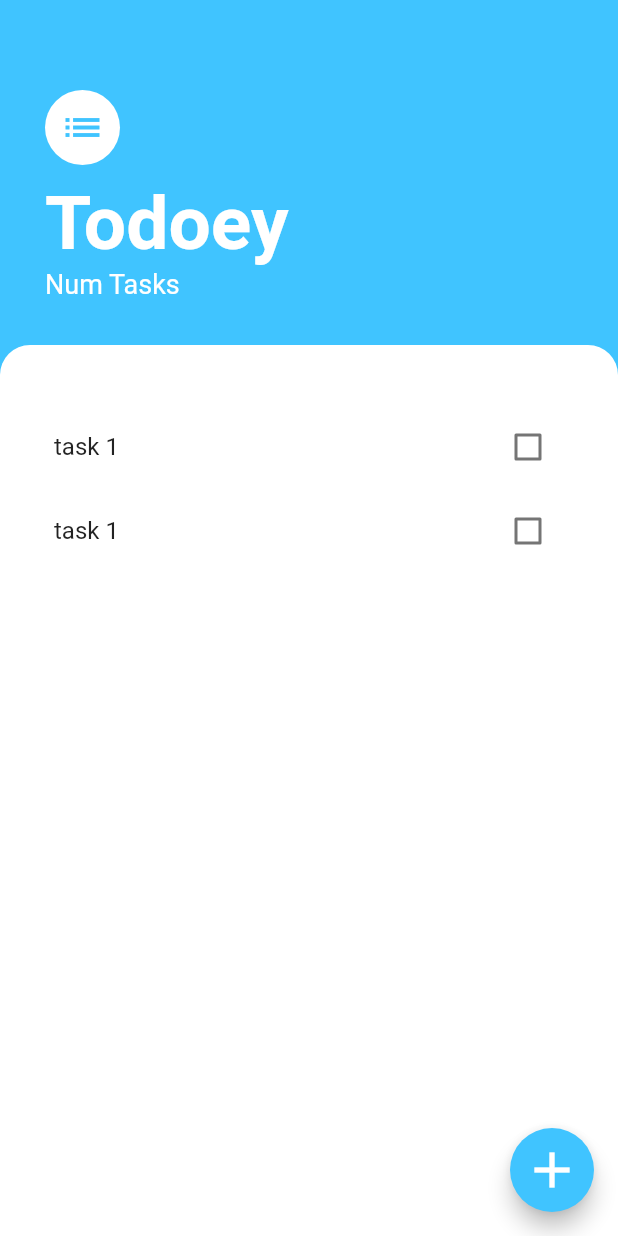
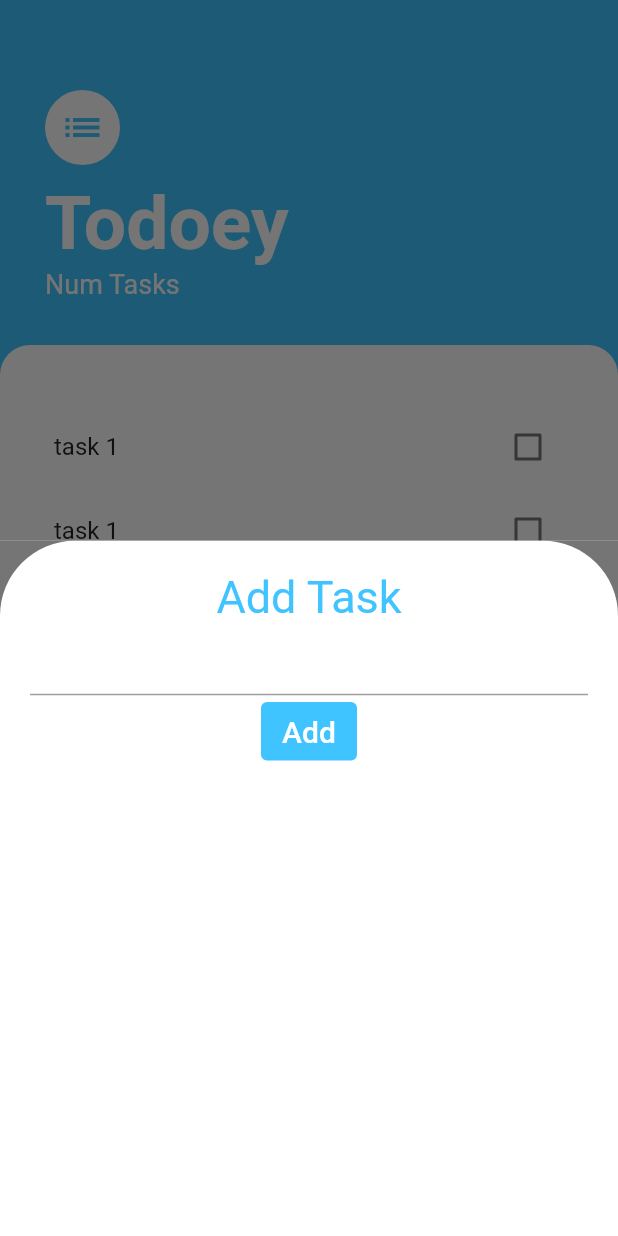
Before and after one commit to Lallivero/Todoey, a Flutter app: the screen it shows after launch, after a tap on the "add" icon, on a phone screen of 412 x 824 dp. Run offline on Flutter 3.47's test engine with Material 2 defaults, Android fonts, the phone set to English and light mode, and no system bars.

Commit message:
working on add task screen

```diff
--- /dev/null
+++ b/lib/screens/add_task_screen.dart
@@ -0,0 +1,47 @@
+import 'package:flutter/material.dart';
+
+class AddTaskScreen extends StatelessWidget {
+  const AddTaskScreen({Key? key}) : super(key: key);
+
+  @override
+  Widget build(BuildContext context) {
+    return Container(
+      decoration: const BoxDecoration(
+        color: Color(0xFF757575),
+        //
+      ),
+      child: Container(
+        padding: const EdgeInsets.symmetric(horizontal: 20.0, vertical: 20.0),
+        decoration: const BoxDecoration(
+          color: Colors.white,
+          borderRadius: BorderRadius.only(
+            topRight: Radius.circular(50.0),
+            topLeft: Radius.circular(50.0),
+          ),
+        ),
+        child: Column(
+          mainAxisAlignment: MainAxisAlignment.start,
+          crossAxisAlignment: CrossAxisAlignment.center,
+          children: [
+            Text(
+              'Add Task',
+              style: TextStyle(color: Colors.lightBlueAccent, fontSize: 30.0),
+            ),
+            TextField(),
+            TextButton(
+              style: ButtonStyle(
+                backgroundColor:
+                    MaterialStateProperty.all(Colors.lightBlueAccent),
+              ),
+              child: Text(
+                'Add',
+                style: TextStyle(color: Colors.white, fontSize: 20.0),
+              ),
+              onPressed: () {},
+            )
+          ],
+        ),
+      ),
+    );
+  }
+}
--- a/lib/screens/tasks_screen.dart
+++ b/lib/screens/tasks_screen.dart
@@ -1,9 +1,8 @@
 import 'package:flutter/material.dart';
+import 'package:todoey/screens/add_task_screen.dart';
 import 'package:todoey/widgets/tasks_list.dart';
 
 class TasksScreen extends StatelessWidget {
-  const TasksScreen({Key? key}) : super(key: key);
-
   @override
   Widget build(BuildContext context) {
     return Scaffold(
@@ -14,7 +13,10 @@ class TasksScreen extends StatelessWidget {
           Icons.add,
           size: 40.0,
         ),
-        onPressed: () {},
+        onPressed: () {
+          showModalBottomSheet(
+              context: context, builder: (context) => AddTaskScreen());
+        },
       ),
       body: Column(
         crossAxisAlignment: CrossAxisAlignment.start,
```
